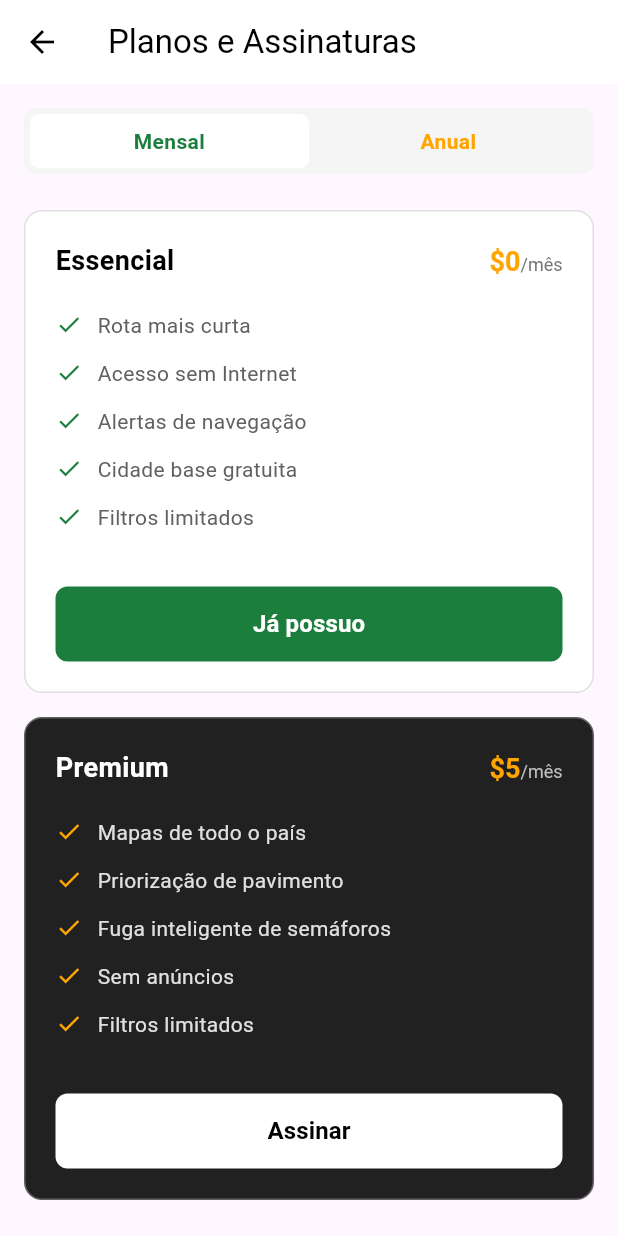
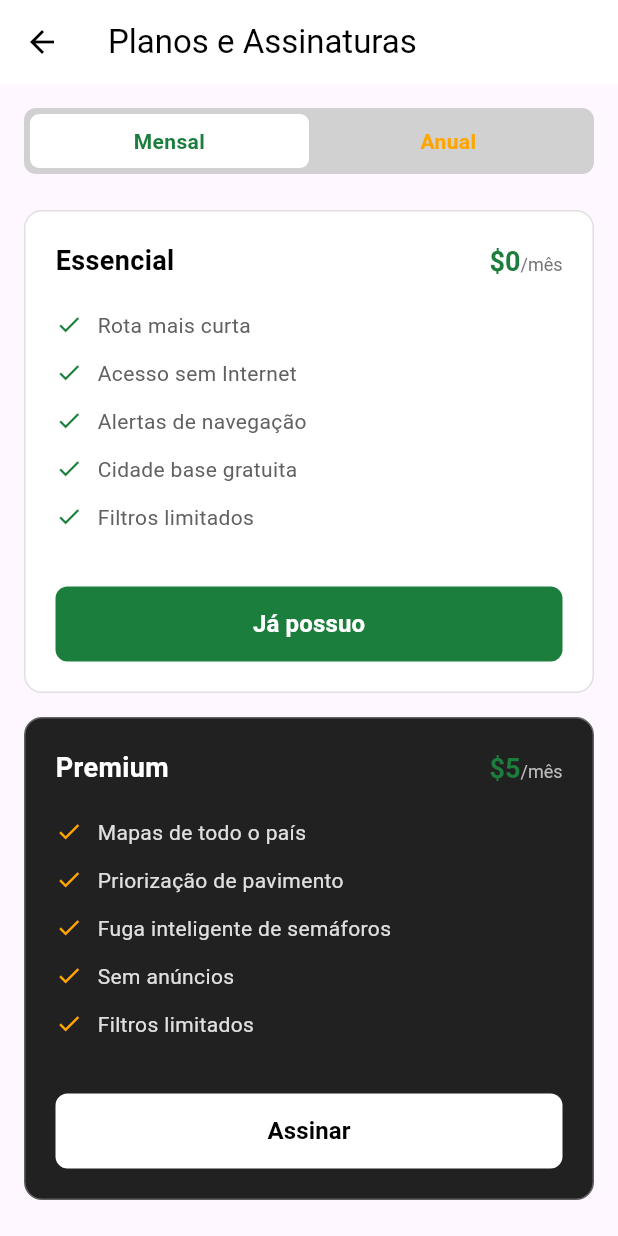
Before and after one commit to MaxiiMello/proyetomobile2, a Flutter app: the PlansScreen screen opened directly, on a phone screen of 412 x 824 dp. Run offline on Flutter 3.47's test engine with Material 3 defaults, Android fonts, the light colour scheme and no system bars; our stand-ins replace geolocator, sqflite; accounts and stored records are empty.

Commit message:
Ajuste UX/UI

```diff
--- a/lib/views/screens/plans/plans_screen.dart
+++ b/lib/views/screens/plans/plans_screen.dart
@@ -27,7 +27,7 @@ class _PlansScreenState extends State<PlansScreen> {
               // Toggle between Monthly and Annual
               Container(
                 decoration: BoxDecoration(
-                  color: Colors.grey[100],
+                  color: const Color.fromARGB(255, 209, 209, 209),
                   borderRadius: BorderRadius.circular(8),
                 ),
                 padding: const EdgeInsets.all(4),
@@ -166,7 +166,7 @@ class _PlansScreenState extends State<PlansScreen> {
                       style: TextStyle(
                         fontSize: 18,
                         fontWeight: FontWeight.w600,
-                        color: isPrimary ? const Color(0xFFFFA500) : const Color(0xFFFFA500),
+                        color: isPrimary ? const Color(0xFF1B7E3D) : const Color(0xFF1B7E3D),
                       ),
                     ),
                     TextSpan(
```
Also changed, not shown: lib/views/screens/profile/profile_screen.dart (+16 -2 lines), pubspec.lock.
